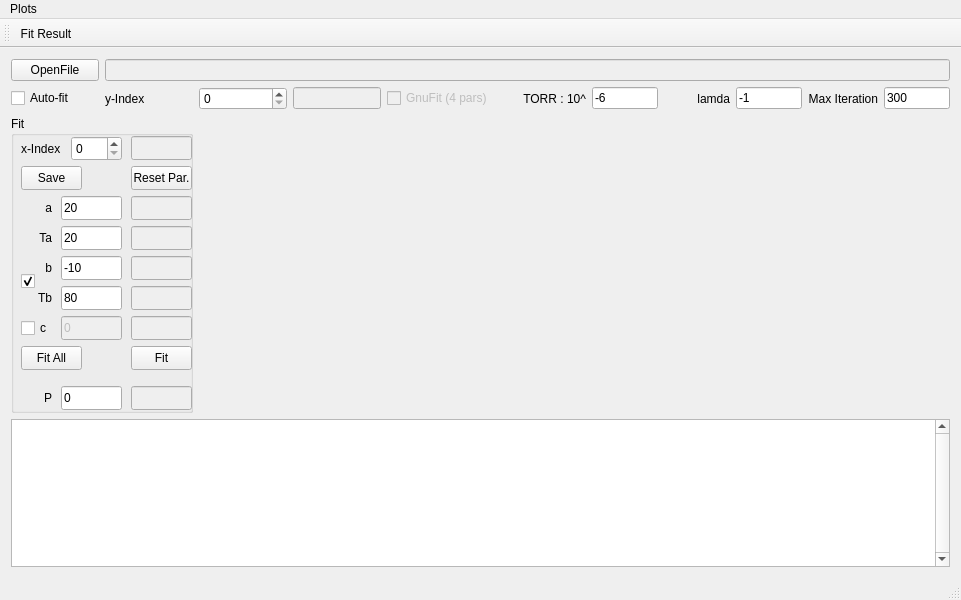
goluckyryan/nonLinearFit, file Analysis_UI/mainwindow.ui: the form before one commit.
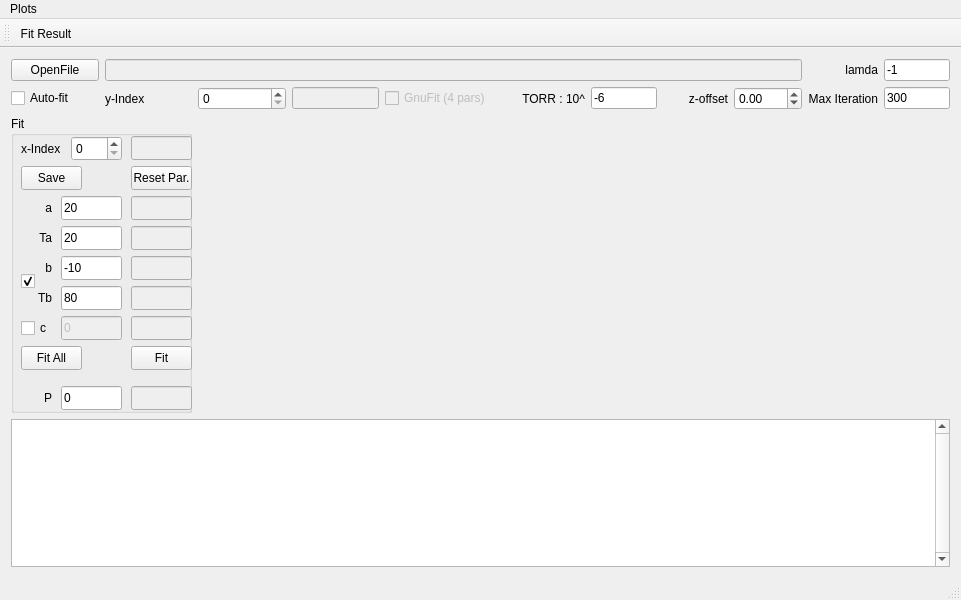
The form after the commit. Custom widgets are drawn as their Qt base class.

Commit message: added z-offset

What changed in the file:
```diff
--- a/Analysis_UI/mainwindow.ui
+++ b/Analysis_UI/mainwindow.ui
@@ -36,134 +36,14 @@
   </property>
   <widget class="QWidget" name="centralWidget">
    <layout class="QGridLayout" name="gridLayout">
-    <item row="1" column="5">
-     <widget class="QLabel" name="label_10">
-      <property name="text">
-       <string>TORR : 10^</string>
-      </property>
-      <property name="alignment">
-       <set>Qt::AlignRight|Qt::AlignTrailing|Qt::AlignVCenter</set>
-      </property>
-     </widget>
-    </item>
-    <item row="1" column="2">
-     <widget class="QSpinBox" name="spinBox_y"/>
-    </item>
-    <item row="1" column="1">
+    <item row="2" column="1">
      <widget class="QLabel" name="label">
       <property name="text">
        <string>y-Index</string>
       </property>
      </widget>
     </item>
-    <item row="1" column="7">
-     <widget class="QLabel" name="label_9">
-      <property name="text">
-       <string>lamda</string>
-      </property>
-      <property name="alignment">
-       <set>Qt::AlignRight|Qt::AlignTrailing|Qt::AlignVCenter</set>
-      </property>
-     </widget>
-    </item>
-    <item row="1" column="8">
-     <widget class="QLineEdit" name="lineEdit_lambda">
-      <property name="text">
-       <string>-1</string>
-      </property>
-     </widget>
-    </item>
-    <item row="1" column="10">
-     <widget class="QLineEdit" name="lineEdit_MaxIter">
-      <property name="text">
-       <string>300</string>
-      </property>
-     </widget>
-    </item>
-    <item row="1" column="9">
-     <widget class="QLabel" name="label_8">
-      <property name="text">
-       <string>Max Iteration</string>
-      </property>
-      <property name="alignment">
-       <set>Qt::AlignRight|Qt::AlignTrailing|Qt::AlignVCenter</set>
-      </property>
-     </widget>
-    </item>
-    <item row="1" column="3">
-     <widget class="QLineEdit" name="lineEdit_y">
-      <property name="enabled">
-       <bool>false</bool>
-      </property>
-     </widget>
-    </item>
-    <item row="3" column="0" colspan="11">
-     <widget class="QTextEdit" name="textEdit">
-      <property name="sizePolicy">
-       <sizepolicy hsizetype="Expanding" vsizetype="Preferred">
-        <horstretch>0</horstretch>
-        <verstretch>1</verstretch>
-       </sizepolicy>
-      </property>
-      <property name="font">
-       <font>
-        <family>Courier New</family>
-       </font>
-      </property>
-      <property name="verticalScrollBarPolicy">
-       <enum>Qt::ScrollBarAlwaysOn</enum>
-      </property>
-     </widget>
-    </item>
-    <item row="0" column="1" colspan="10">
-     <widget class="QLineEdit" name="lineEdit">
-      <property name="enabled">
-       <bool>false</bool>
-      </property>
-     </widget>
-    </item>
-    <item row="1" column="6">
-     <widget class="QLineEdit" name="lineEdit_TORR">
-      <property name="text">
-       <string>-6</string>
-      </property>
-     </widget>
-    </item>
-    <item row="0" column="0">
-     <widget class="QPushButton" name="pushButton">
-      <property name="text">
-       <string>OpenFile</string>
-      </property>
-     </widget>
-    </item>
-    <item row="1" column="0">
-     <widget class="QCheckBox" name="checkBox_AutoFit">
-      <property name="text">
-       <string>Auto-fit</string>
-      </property>
-     </widget>
-    </item>
-    <item row="1" column="4">
-     <widget class="QCheckBox" name="checkBox">
-      <property name="enabled">
-       <bool>false</bool>
-      </property>
-      <property name="text">
-       <string>GnuFit (4 pars)</string>
-      </property>
-     </widget>
-    </item>
-    <item row="2" column="6" colspan="5">
-     <widget class="QCustomPlot" name="customPlot_CT" native="true">
-      <property name="sizePolicy">
-       <sizepolicy hsizetype="Preferred" vsizetype="Preferred">
-        <horstretch>3</horstretch>
-        <verstretch>2</verstretch>
-       </sizepolicy>
-      </property>
-     </widget>
-    </item>
-    <item row="2" column="2" colspan="4">
+    <item row="3" column="2" colspan="4">
      <widget class="QCustomPlot" name="customPlot" native="true">
       <property name="sizePolicy">
        <sizepolicy hsizetype="Preferred" vsizetype="Preferred">
@@ -173,7 +53,7 @@
       </property>
      </widget>
     </item>
-    <item row="2" column="0" colspan="2">
+    <item row="3" column="0" colspan="2">
      <widget class="QGroupBox" name="groupBox">
       <property name="sizePolicy">
        <sizepolicy hsizetype="Preferred" vsizetype="Preferred">
@@ -577,6 +457,146 @@
       <zorder>label_11</zorder>
      </widget>
     </item>
+    <item row="3" column="6" colspan="5">
+     <widget class="QCustomPlot" name="customPlot_CT" native="true">
+      <property name="sizePolicy">
+       <sizepolicy hsizetype="Preferred" vsizetype="Preferred">
+        <horstretch>3</horstretch>
+        <verstretch>2</verstretch>
+       </sizepolicy>
+      </property>
+     </widget>
+    </item>
+    <item row="1" column="10">
+     <widget class="QLineEdit" name="lineEdit_lambda">
+      <property name="text">
+       <string>-1</string>
+      </property>
+     </widget>
+    </item>
+    <item row="2" column="6">
+     <widget class="QLineEdit" name="lineEdit_TORR">
+      <property name="text">
+       <string>-6</string>
+      </property>
+     </widget>
+    </item>
+    <item row="1" column="9">
+     <widget class="QLabel" name="label_9">
+      <property name="text">
+       <string>lamda</string>
+      </property>
+      <property name="alignment">
+       <set>Qt::AlignRight|Qt::AlignTrailing|Qt::AlignVCenter</set>
+      </property>
+     </widget>
+    </item>
+    <item row="2" column="2">
+     <widget class="QSpinBox" name="spinBox_y"/>
+    </item>
+    <item row="2" column="3">
+     <widget class="QLineEdit" name="lineEdit_y">
+      <property name="enabled">
+       <bool>false</bool>
+      </property>
+     </widget>
+    </item>
+    <item row="2" column="10">
+     <widget class="QLineEdit" name="lineEdit_MaxIter">
+      <property name="text">
+       <string>300</string>
+      </property>
+     </widget>
+    </item>
+    <item row="2" column="9">
+     <widget class="QLabel" name="label_8">
+      <property name="text">
+       <string>Max Iteration</string>
+      </property>
+      <property name="alignment">
+       <set>Qt::AlignRight|Qt::AlignTrailing|Qt::AlignVCenter</set>
+      </property>
+     </widget>
+    </item>
+    <item row="4" column="0" colspan="11">
+     <widget class="QTextEdit" name="textEdit">
+      <property name="sizePolicy">
+       <sizepolicy hsizetype="Expanding" vsizetype="Preferred">
+        <horstretch>0</horstretch>
+        <verstretch>1</verstretch>
+       </sizepolicy>
+      </property>
+      <property name="font">
+       <font>
+        <family>Courier New</family>
+       </font>
+      </property>
+      <property name="verticalScrollBarPolicy">
+       <enum>Qt::ScrollBarAlwaysOn</enum>
+      </property>
+     </widget>
+    </item>
+    <item row="1" column="0">
+     <widget class="QPushButton" name="pushButton">
+      <property name="text">
+       <string>OpenFile</string>
+      </property>
+     </widget>
+    </item>
+    <item row="1" column="1" colspan="8">
+     <widget class="QLineEdit" name="lineEdit">
+      <property name="enabled">
+       <bool>false</bool>
+      </property>
+     </widget>
+    </item>
+    <item row="2" column="4">
+     <widget class="QCheckBox" name="checkBox">
+      <property name="enabled">
+       <bool>false</bool>
+      </property>
+      <property name="text">
+       <string>GnuFit (4 pars)</string>
+      </property>
+     </widget>
+    </item>
+    <item row="2" column="0">
+     <widget class="QCheckBox" name="checkBox_AutoFit">
+      <property name="text">
+       <string>Auto-fit</string>
+      </property>
+     </widget>
+    </item>
+    <item row="2" column="5">
+     <widget class="QLabel" name="label_10">
+      <property name="text">
+       <string>TORR : 10^</string>
+      </property>
+      <property name="alignment">
+       <set>Qt::AlignRight|Qt::AlignTrailing|Qt::AlignVCenter</set>
+      </property>
+     </widget>
+    </item>
+    <item row="2" column="7">
+     <widget class="QLabel" name="label_3">
+      <property name="text">
+       <string>z-offset</string>
+      </property>
+      <property name="alignment">
+       <set>Qt::AlignRight|Qt::AlignTrailing|Qt::AlignVCenter</set>
+      </property>
+     </widget>
+    </item>
+    <item row="2" column="8">
+     <widget class="QDoubleSpinBox" name="doubleSpinBox_zOffset">
+      <property name="minimum">
+       <double>-100.000000000000000</double>
+      </property>
+      <property name="maximum">
+       <double>100.000000000000000</double>
+      </property>
+     </widget>
+    </item>
    </layout>
   </widget>
   <widget class="QMenuBar" name="menuBar">
```
The commit also changes 2 other files.
